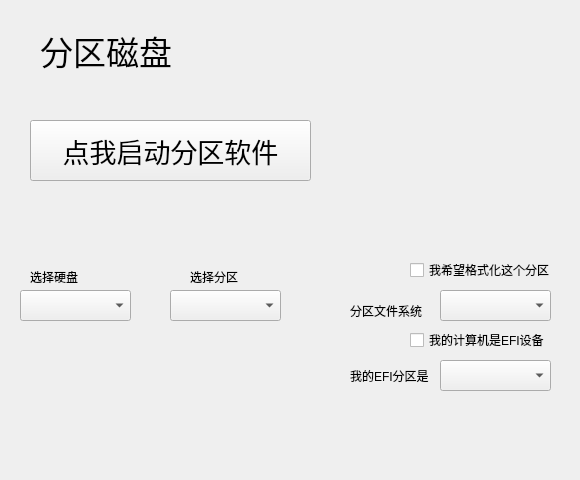
First picture: the form in NewQtUi/PartedDiskTab/PartedDiskTab.ui, repository AOSC-Archive/AOSC-LiveKit, before the edit.
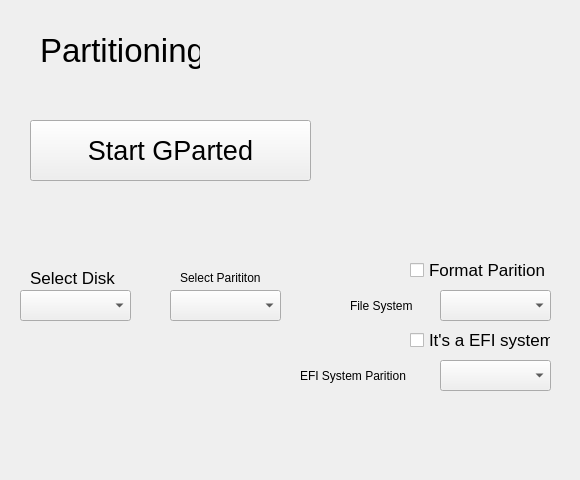
Second picture: the form after the edit.

```diff
--- a/NewQtUi/PartedDiskTab/PartedDiskTab.ui
+++ b/NewQtUi/PartedDiskTab/PartedDiskTab.ui
@@ -33,7 +33,7 @@
     </font>
    </property>
    <property name="text">
-    <string>分区磁盘</string>
+    <string>Partitioning</string>
    </property>
   </widget>
   <widget class="QPushButton" name="PartitionDiskButton">
@@ -51,7 +51,7 @@
     </font>
    </property>
    <property name="text">
-    <string>点我启动分区软件</string>
+    <string>Start GParted</string>
    </property>
   </widget>
   <widget class="QComboBox" name="DiskPartitionSelect">
@@ -95,11 +95,11 @@
    </property>
    <property name="font">
     <font>
-     <pointsize>9</pointsize>
+     <pointsize>13</pointsize>
     </font>
    </property>
    <property name="text">
-    <string>我希望格式化这个分区</string>
+    <string>Format Parition</string>
    </property>
   </widget>
   <widget class="QLabel" name="label_2">
@@ -107,30 +107,30 @@
     <rect>
      <x>30</x>
      <y>270</y>
-     <width>57</width>
-     <height>14</height>
+     <width>91</width>
+     <height>16</height>
     </rect>
    </property>
    <property name="font">
     <font>
-     <pointsize>9</pointsize>
+     <pointsize>13</pointsize>
     </font>
    </property>
    <property name="text">
-    <string>选择硬盘</string>
+    <string>Select Disk</string>
    </property>
   </widget>
   <widget class="QLabel" name="label_3">
    <property name="geometry">
     <rect>
-     <x>190</x>
+     <x>180</x>
      <y>270</y>
-     <width>57</width>
-     <height>14</height>
+     <width>101</width>
+     <height>16</height>
     </rect>
    </property>
    <property name="text">
-    <string>选择分区</string>
+    <string>Select Parititon</string>
    </property>
   </widget>
   <widget class="QComboBox" name="FormatPartitionSelect">
@@ -152,8 +152,13 @@
      <height>20</height>
     </rect>
    </property>
+   <property name="font">
+    <font>
+     <pointsize>13</pointsize>
+    </font>
+   </property>
    <property name="text">
-    <string>我的计算机是EFI设备</string>
+    <string>It's a EFI system</string>
    </property>
   </widget>
   <widget class="QComboBox" name="MyDeviceIsEFIComboBox">
@@ -169,27 +174,27 @@
   <widget class="QLabel" name="MyDeviceIsEFILabel">
    <property name="geometry">
     <rect>
-     <x>350</x>
+     <x>300</x>
      <y>360</y>
-     <width>81</width>
+     <width>121</width>
      <height>31</height>
     </rect>
    </property>
    <property name="text">
-    <string>我的EFI分区是</string>
+    <string>EFI System Parition</string>
    </property>
   </widget>
   <widget class="QLabel" name="FileSystemTypeLabel">
    <property name="geometry">
     <rect>
      <x>350</x>
-     <y>300</y>
+     <y>295</y>
      <width>81</width>
      <height>21</height>
     </rect>
    </property>
    <property name="text">
-    <string>分区文件系统</string>
+    <string>File System</string>
    </property>
   </widget>
  </widget>
```
